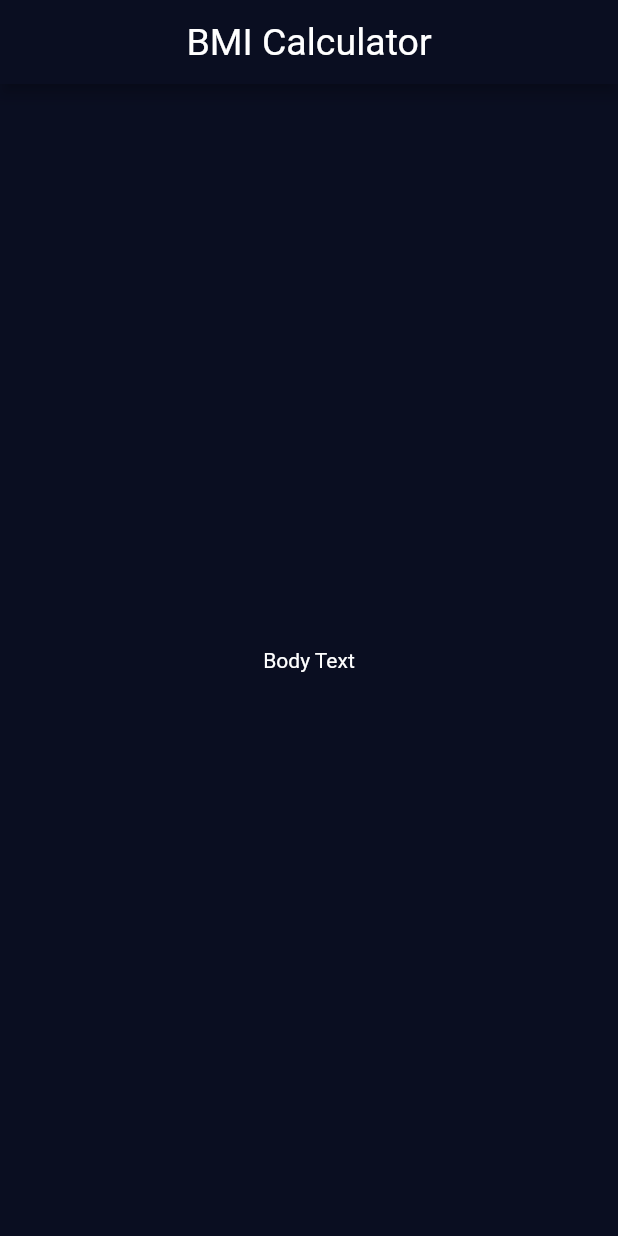
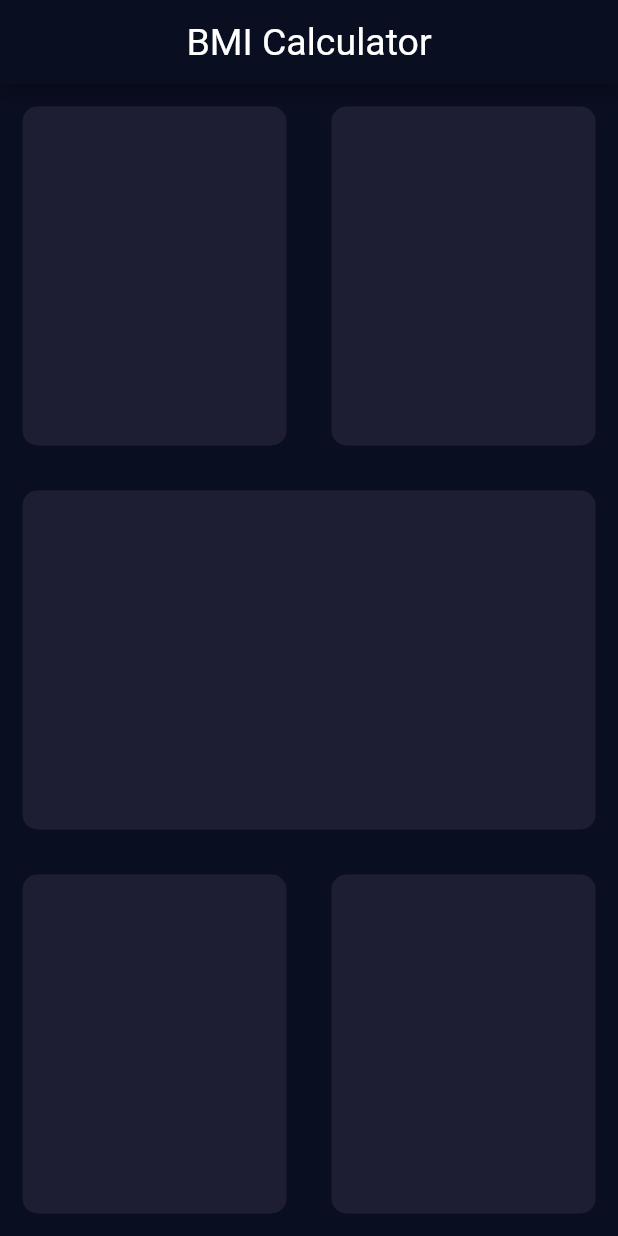
Before and after one commit to JAM5BOCsAdi/bmi_calculator_finish, a Flutter app: the screen it shows after launch, on a phone screen of 412 x 824 dp. Run offline on Flutter 3.47's test engine with Material 2 defaults, Android fonts, the phone set to English and light mode, and no system bars.

Commit message:
Created ReusableCard class/widget

```diff
--- a/lib/input_page.dart
+++ b/lib/input_page.dart
@@ -1,3 +1,4 @@
+import 'package:bmi_calculator/reusable_card.dart';
 import 'package:flutter/material.dart';
 
 class InputPage extends StatefulWidget {
@@ -18,10 +19,60 @@ class _InputPageState extends State<InputPage> {
           child: Text(widget.title),
         ),
       ),
-      body: const Center(
-        child: Text("Body Text"),
+      body: Column(
+        children: [
+          Expanded(
+            child: Row(
+              children: const [
+                Expanded(
+                  child: ReusableCard(
+                    colour: Color(0xFF1D1E33),
+                  ),
+                ),
+                Expanded(
+                  child: ReusableCard(
+                    colour: Color(0xFF1D1E33),
+                  ),
+                ),
+              ],
+            ),
+          ),
+          const Expanded(
+            child: ReusableCard(
+              colour: Color(0xFF1D1E33),
+            ),
+          ),
+          Expanded(
+            child: Row(
+              children: const [
+                Expanded(
+                  child: ReusableCard(
+                    colour: Color(0xFF1D1E33),
+                  ),
+                ),
+                Expanded(
+                  child: ReusableCard(
+                    colour: Color(0xFF1D1E33),
+                  ),
+                ),
+              ],
+            ),
+          ),
+        ],
       ),
 /*
+
+Container(
+              height: 100.0,
+              width: 100.0,
+              margin: const EdgeInsets.all(15.0),
+              decoration: BoxDecoration(
+                borderRadius: BorderRadius.circular(10.0),
+                color: const Color(0xFF1D1E33),
+              ),
+            ),
+
+
      floatingActionButton: FloatingActionButton(
         onPressed: () {},
         child: const Icon(Icons.add),
@@ -41,7 +92,6 @@ class _InputPageState extends State<InputPage> {
           child: const Icon(Icons.add),
         ),
       ),
-
 */
     );
   }
--- /dev/null
+++ b/lib/reusable_card.dart
@@ -0,0 +1,18 @@
+import 'package:flutter/material.dart';
+
+class ReusableCard extends StatelessWidget {
+  const ReusableCard({Key? key, required this.colour}) : super(key: key);
+
+  final Color colour;
+
+  @override
+  Widget build(BuildContext context) {
+    return Container(
+      margin: const EdgeInsets.all(15.0),
+      decoration: BoxDecoration(
+        borderRadius: BorderRadius.circular(10.0),
+        color: colour,
+      ),
+    );
+  }
+}
```
